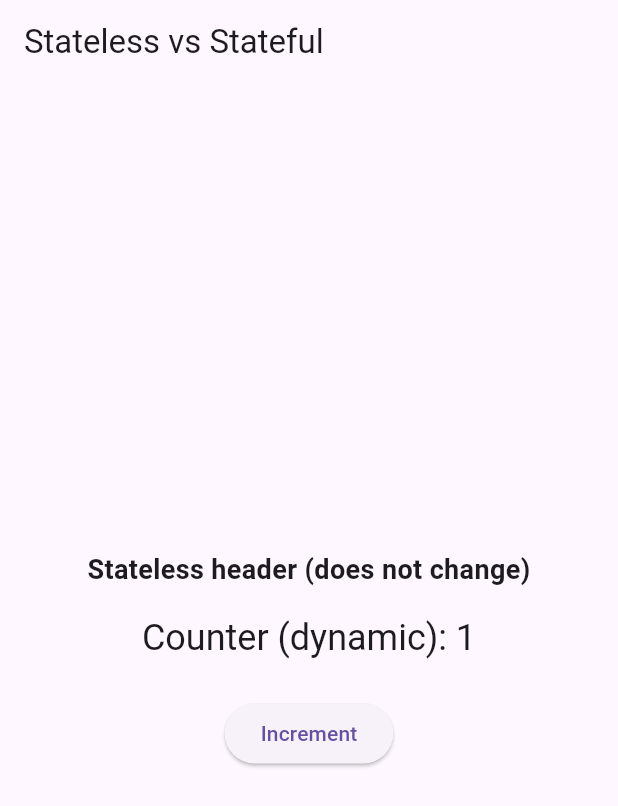
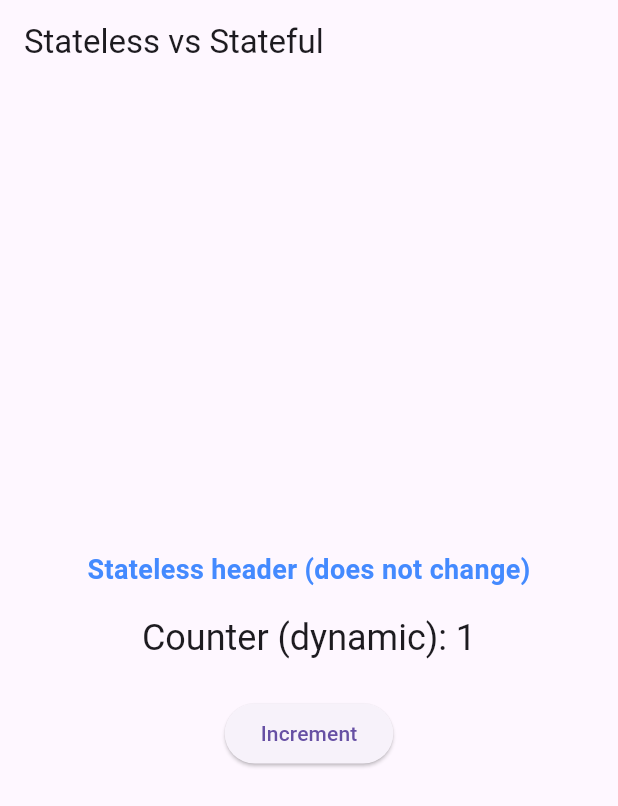
Before and after one commit to kalviumcommunity/S63-05-SPH-FlutterAndFirbase-PetBuddy, a Flutter app: the screen it shows after launch, after a tap on "Increment", on a phone screen of 412 x 824 dp. Shown: the top 806 px of the screen. Run offline on Flutter 3.47's test engine with Material 3 defaults, Android fonts, the phone set to English and light mode, and no system bars; our stand-ins replace cloud_firestore, firebase_auth; accounts and stored records are empty.

Commit message:
chore: demonstrated hot reload, debug console, and DevTools usage

```diff
--- a/lib/screens/stateless_stateful_demo.dart
+++ b/lib/screens/stateless_stateful_demo.dart
@@ -13,7 +13,11 @@ class DemoStaticHeader extends StatelessWidget {
       padding: EdgeInsets.only(bottom: 16),
       child: Text(
         'Stateless header (does not change)',
-        style: TextStyle(fontSize: 18, fontWeight: FontWeight.w600),
+        style: TextStyle(
+          fontSize: 18,
+          fontWeight: FontWeight.w600,
+          color: Colors.blueAccent, // UI change for Hot Reload demo
+        ),
         textAlign: TextAlign.center,
       ),
     );
@@ -36,6 +40,9 @@ class _StatelessStatefulDemoScreenState
   int _counter = 0;
 
   void _increment() {
+    // Added debugPrint to demonstrate Debug Console logs
+    debugPrint('Button clicked! Counter changing to ${_counter + 1}');
+
     // `setState()` tells Flutter to re-run `build()` for this widget subtree
     // so Text and Button reflect the new `_counter`.
     setState(() {
```
Also changed, not shown: 1 other file.
